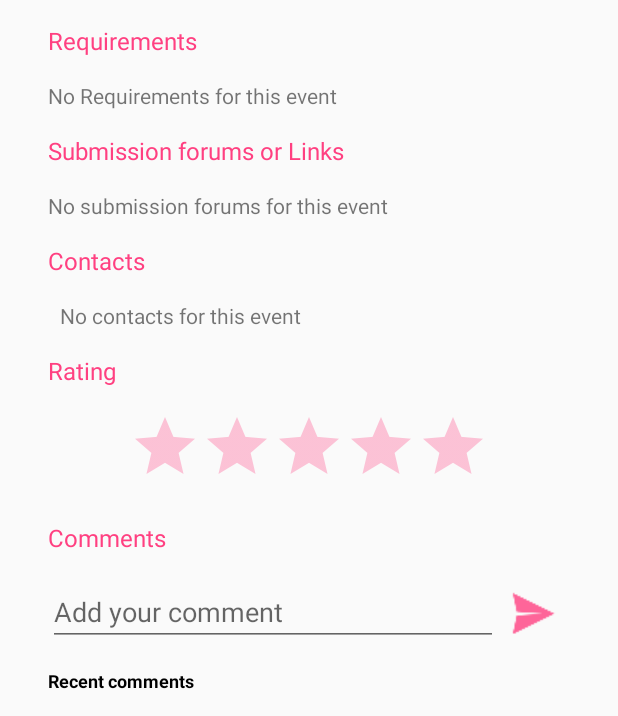
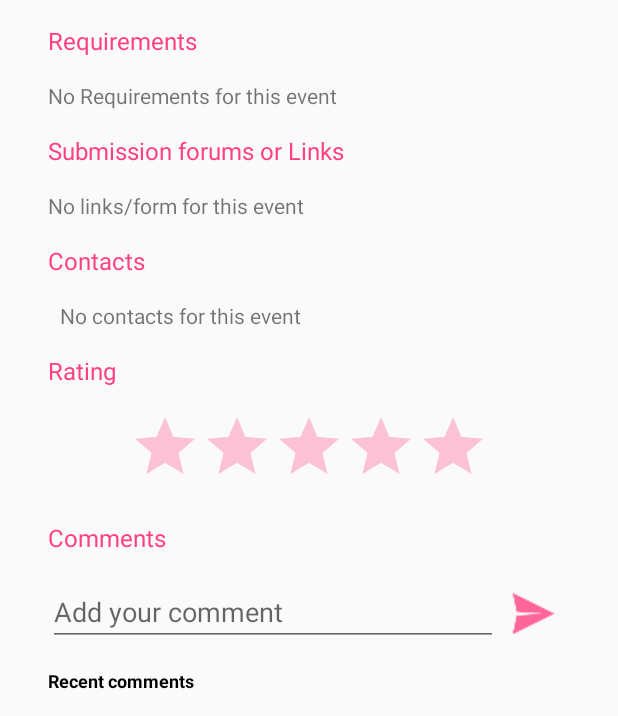
Before and after one commit to therealshabi/Eventos, an Android app: the DetailFragment screen opened directly, with no data from a screen before it, on a phone screen of 412 x 824 dp, the part 520-1236 px from its top. Run offline under Robolectric (Android 15) with nearby library versions, the phone set to English and light mode, and no system bars; 2 statements that could not run were skipped.

Commit message:
Show links in fragment detail

```diff
--- a/app/src/main/java/app/com/thetechnocafe/eventos/Database/EventsDatabaseHelper.java
+++ b/app/src/main/java/app/com/thetechnocafe/eventos/Database/EventsDatabaseHelper.java
@@ -284,7 +284,7 @@ public class EventsDatabaseHelper extends SQLiteOpenHelper {
      * Get links list
      * Return a list of LinksModel corresponding to a particular event
      */
-    public List<LinksModel> getLinksModel(String eventID) {
+    public List<LinksModel> getLinksList(String eventID) {
         //Create a list
         ArrayList<LinksModel> mList = new ArrayList<>();
 
--- a/app/src/main/res/layout/fragment_detail.xml
+++ b/app/src/main/res/layout/fragment_detail.xml
@@ -160,10 +160,10 @@
                     android:orientation="vertical">
 
                     <TextView
-                        android:id="@+id/fragment_detail_forums_text_no_froum"
+                        android:id="@+id/fragment_detail_forums_text_no_links"
                         android:layout_width="wrap_content"
                         android:layout_height="wrap_content"
-                        android:text="No submission forums for this event"/>
+                        android:text="@string/no_links"/>
 
                 </LinearLayout>
 
--- a/app/src/main/res/values/strings.xml
+++ b/app/src/main/res/values/strings.xml
@@ -102,4 +102,5 @@
     <string name="submission_success">Event submitted successfully. Once verified, your event will show up in the main stream. </string>
     <string name="no_contacts">No contacts for this event</string>
     <string name="email_chooser">Send Mail</string>
+    <string name="no_links">No links/form for this event</string>
 </resources>
```
Also changed, not shown: app/src/main/java/app/com/thetechnocafe/eventos/DetailFragment.java (+34 -18 lines), app/src/main/res/layout/link_item.xml (+2 -9 lines).
